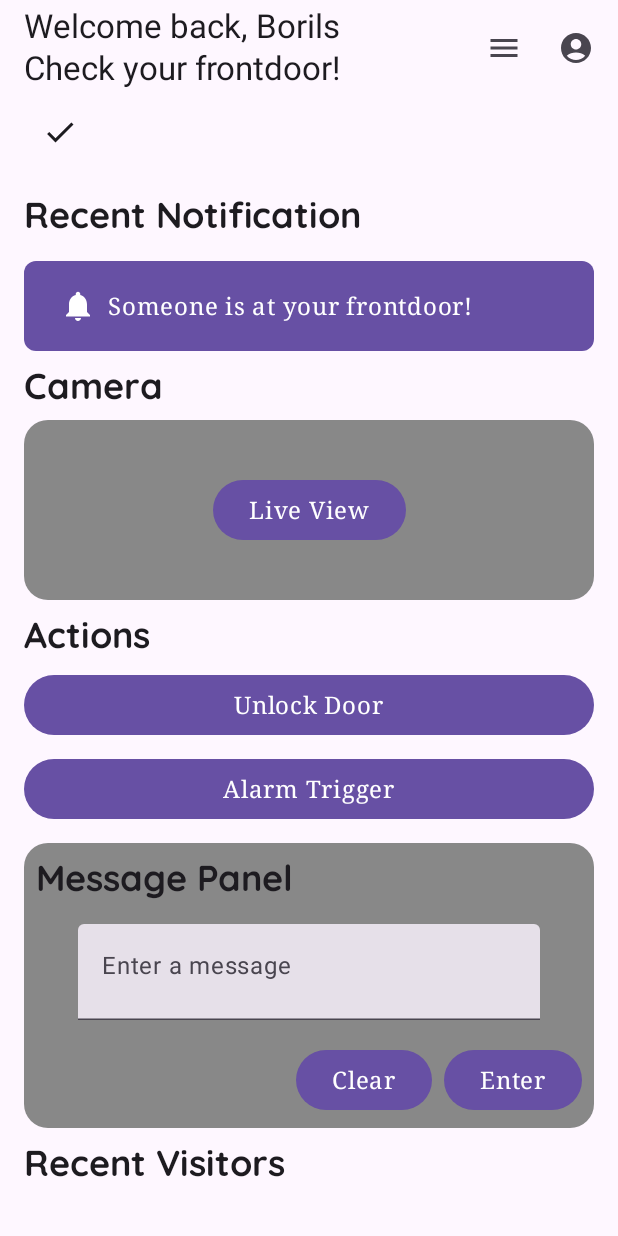
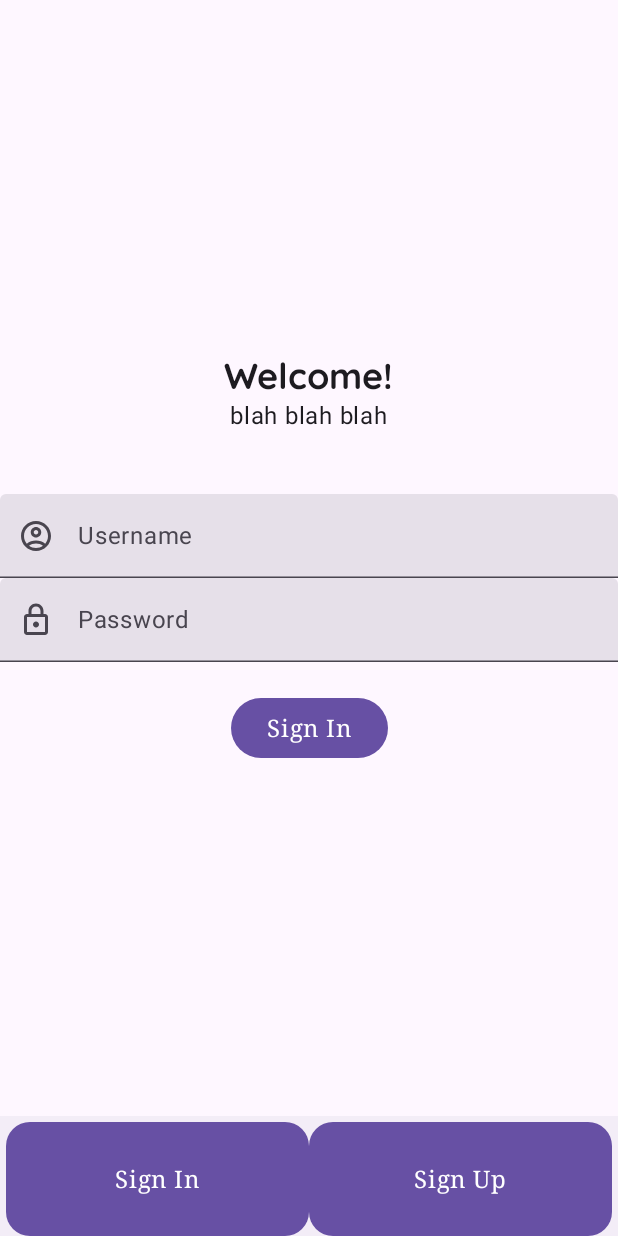
Before and after one commit to Laurennn123/smart-doorbell-mobile, an Android app built with Jetpack Compose: the screen it shows after launch (MainActivity), on a phone screen of 412 x 824 dp. Run offline under Robolectric (Android 15) with nearby library versions, the light colour scheme and no system bars.

Commit message:
draft ui login screen

```diff
--- a/app/src/main/java/com/example/mobileapp/SmartDoorbellScreen.kt
+++ b/app/src/main/java/com/example/mobileapp/SmartDoorbellScreen.kt
@@ -17,7 +17,6 @@ import androidx.compose.runtime.Composable
 import androidx.compose.runtime.collectAsState
 import androidx.compose.runtime.getValue
 import androidx.compose.runtime.mutableStateOf
-import androidx.compose.runtime.remember
 import androidx.compose.runtime.saveable.rememberSaveable
 import androidx.compose.runtime.setValue
 import androidx.compose.ui.Modifier
@@ -40,12 +39,15 @@ import com.example.mobileapp.ui.FaceEnrollmentAddOrView
 import com.example.mobileapp.ui.FaceEnrollmentScreen
 import com.example.mobileapp.ui.HomeScreen
 import com.example.mobileapp.ui.SettingsScreen
+import com.example.mobileapp.ui.appbar.LogAndSignInBottomBar
 import com.example.mobileapp.ui.components.IconAppBar
+import com.example.mobileapp.ui.login.LoginScreen
 
 
 enum class SmartDoorbellScreen {
     Home,
     Settings,
+    Login
 }
 
 enum class SettingsScreen {
@@ -66,19 +68,22 @@ fun SmartDoorbellApp(
 
     Scaffold(
         topBar = {
-            if (currentScreen == SmartDoorbellScreen.Home.name) {
-                HomeScreenAppBar()
-            } else {
-                BackAndUserAppBar(
-                    navigateUp = {
-                        if (currentScreen == "View Authorized" || currentScreen == "Add New") {
-                            navController.popBackStack(route = SmartDoorbellScreen.Settings.name, false)
-                        } else {
-                            navController.navigateUp()
-                        }
-                    }
-                )
-            }
+//            if (currentScreen == SmartDoorbellScreen.Home.name) {
+//                HomeScreenAppBar()
+//            } else {
+//                BackAndUserAppBar(
+//                    navigateUp = {
+//                        if (currentScreen == "View Authorized" || currentScreen == "Add New") {
+//                            navController.popBackStack(route = SmartDoorbellScreen.Settings.name, false)
+//                        } else {
+//                            navController.navigateUp()
+//                        }
+//                    }
+//                )
+//            }
+        },
+        bottomBar = {
+            LogAndSignInBottomBar()
         }
     ) { innerPadding ->
         val authorizeUiState by authorizedViewModel.uiState.collectAsState()
@@ -86,9 +91,12 @@ fun SmartDoorbellApp(
 
         NavHost(
             navController =  navController,
-            startDestination = SmartDoorbellScreen.Home.name,
+            startDestination = SmartDoorbellScreen.Login.name,
             modifier =  Modifier.padding(innerPadding)
         ) {
+            composable(route = SmartDoorbellScreen.Login.name) {
+                LoginScreen(modifier = Modifier.fillMaxSize())
+            }
 
             composable(route = SmartDoorbellScreen.Home.name) {
                 HomeScreen(
@@ -226,34 +234,3 @@ private fun HomeScreenAppBar(modifier: Modifier = Modifier) {
         modifier = modifier
     )
 }
-
-//@Composable
-//private fun FaceEnrollmentSelection(
-//    onClickAddNew: () -> Unit,
-//    onClickView: () -> Unit,
-//    modifier: Modifier = Modifier) {
-//    Row(
-//        horizontalArrangement = Arrangement.SpaceBetween,
-//        modifier = modifier
-//    ) {
-//        SimpleButton(
-//            onClick = onClickAddNew,
-//            nameOfButton = stringResource(R.string.add_new_authorized_person),
-//            shape = MaterialTheme.shapes.medium,
-//            modifier = Modifier
-//                .height(150.dp)
-//                .width(150.dp)
-//                .padding(start = 16.dp, top = 16.dp, bottom = 16.dp)
-//        )
-//        Spacer(modifier = Modifier.width(24.dp))
-//        SimpleButton(
-//            onClick = onClickView,
-//            nameOfButton = stringResource(R.string.view_authorized_list),
-//            shape = MaterialTheme.shapes.medium,
-//            modifier = Modifier
-//                .height(150.dp)
-//                .width(150.dp)
-//                .padding(end = 16.dp, top = 16.dp, bottom = 16.dp)
-//        )
-//    }
-//}
--- a/app/src/main/java/com/example/mobileapp/ui/FaceEnrollmentScreen.kt
+++ b/app/src/main/java/com/example/mobileapp/ui/FaceEnrollmentScreen.kt
@@ -14,6 +14,7 @@ import androidx.compose.foundation.layout.padding
 import androidx.compose.foundation.layout.size
 import androidx.compose.foundation.text.KeyboardOptions
 import androidx.compose.material.icons.Icons
+import androidx.compose.material.icons.filled.Autorenew
 import androidx.compose.material.icons.filled.Delete
 import androidx.compose.material.icons.filled.Refresh
 import androidx.compose.material3.Button
@@ -83,7 +84,7 @@ private fun DeleteAndResetButtonPic(modifier: Modifier = Modifier) {
             contentDescription = "Delete",
         )
         IconAppBar(
-            icon = Icons.Filled.Refresh,
+            icon = Icons.Filled.Autorenew,
             onClick = { },
             contentDescription = "Refresh",
         )
--- a/app/src/main/java/com/example/mobileapp/ui/SettingsScreen.kt
+++ b/app/src/main/java/com/example/mobileapp/ui/SettingsScreen.kt
@@ -15,6 +15,8 @@ import androidx.compose.material.icons.filled.Check
 import androidx.compose.material.icons.filled.Close
 import androidx.compose.material3.Button
 import androidx.compose.material3.Card
+import androidx.compose.material3.CardColors
+import androidx.compose.material3.CardDefaults
 import androidx.compose.material3.Icon
 import androidx.compose.material3.MaterialTheme
 import androidx.compose.material3.Surface
@@ -27,6 +29,7 @@ import androidx.compose.runtime.remember
 import androidx.compose.runtime.setValue
 import androidx.compose.ui.Alignment
 import androidx.compose.ui.Modifier
+import androidx.compose.ui.graphics.Color
 import androidx.compose.ui.res.dimensionResource
 import androidx.compose.ui.res.stringResource
 import androidx.compose.ui.unit.dp
@@ -109,13 +112,9 @@ fun FaceEnrollmentAddOrView(
             modifier = Modifier
                 .fillMaxWidth()
                 .height(225.dp),
-            shape = MaterialTheme.shapes.medium
+            shape = MaterialTheme.shapes.medium,
+            colors = CardDefaults.cardColors(containerColor = Color.Transparent)
         ) {
-            IconAppBar(
-                icon = Icons.Filled.Close,
-                onClick = onDismissRequest,
-                contentDescription = "Close",
-            )
             FaceEnrollmentSelection(
                 onClickAddNew = onClickAddNew,
                 onClickView = onClickView,
--- /dev/null
+++ b/app/src/main/java/com/example/mobileapp/ui/appbar/LogAndSignIn.kt
@@ -0,0 +1,48 @@
+package com.example.mobileapp.ui.appbar
+
+import androidx.compose.foundation.layout.Row
+import androidx.compose.foundation.layout.fillMaxHeight
+import androidx.compose.foundation.layout.fillMaxWidth
+import androidx.compose.material3.BottomAppBar
+import androidx.compose.material3.MaterialTheme
+import androidx.compose.material3.contentColorFor
+import androidx.compose.runtime.Composable
+import androidx.compose.ui.Modifier
+import androidx.compose.ui.graphics.Color
+import androidx.compose.ui.res.stringResource
+import com.example.mobileapp.R
+import com.example.mobileapp.ui.components.SimpleButton
+
+@Composable
+fun LogAndSignInBottomBar(modifier: Modifier = Modifier) {
+    BottomAppBar(
+        contentColor = contentColorFor(backgroundColor = Color.Transparent),
+        modifier = modifier
+    ) {
+        Row(
+            modifier = Modifier
+                .fillMaxWidth()
+                .weight(1f)
+        ) {
+            SimpleButton(
+                onClick = {},
+                nameOfButton = stringResource(R.string.sign_in),
+                shape = MaterialTheme.shapes.medium,
+                modifier = Modifier
+                    .weight(1f)
+                    .fillMaxHeight()
+                    .fillMaxWidth()
+            )
+            SimpleButton(
+                onClick = {},
+                nameOfButton = stringResource(R.string.sign_up),
+                shape = MaterialTheme.shapes.medium,
+                modifier = Modifier
+                    .weight(1f)
+                    .fillMaxHeight()
+                    .fillMaxWidth()
+            )
+        }
+
+    }
+}
--- a/app/src/main/java/com/example/mobileapp/ui/components/IconButtonAppBar.kt
+++ b/app/src/main/java/com/example/mobileapp/ui/components/IconButtonAppBar.kt
@@ -22,3 +22,13 @@ fun IconAppBar(
         )
     }
 }
+
+@Composable
+fun DefaultIcon(
+    icon: ImageVector,
+    nameOfIcon: String) {
+    Icon(
+        imageVector = icon,
+        contentDescription = nameOfIcon
+    )
+}
--- /dev/null
+++ b/app/src/main/java/com/example/mobileapp/ui/components/TextContainer.kt
@@ -0,0 +1,24 @@
+package com.example.mobileapp.ui.components
+
+import androidx.compose.foundation.layout.Column
+import androidx.compose.material3.MaterialTheme
+import androidx.compose.material3.Text
+import androidx.compose.runtime.Composable
+import androidx.compose.ui.Alignment
+import androidx.compose.ui.Modifier
+import androidx.compose.ui.res.stringResource
+import com.example.mobileapp.R
+
+@Composable
+fun WelcomeMessage(modifier: Modifier = Modifier) {
+    Column(
+        horizontalAlignment = Alignment.CenterHorizontally,
+        modifier = modifier,
+    ) {
+        Text(
+            text = stringResource(id = R.string.welcome),
+            style = MaterialTheme.typography.displayMedium
+        )
+        Text(text = "blah blah blah")
+    }
+}
--- /dev/null
+++ b/app/src/main/java/com/example/mobileapp/ui/components/TextField.kt
@@ -0,0 +1,33 @@
+package com.example.mobileapp.ui.components
+
+import androidx.compose.foundation.text.KeyboardOptions
+import androidx.compose.material3.Text
+import androidx.compose.material3.TextField
+import androidx.compose.material3.TextFieldColors
+import androidx.compose.runtime.Composable
+import androidx.compose.ui.Modifier
+import androidx.compose.ui.text.input.KeyboardType
+import androidx.compose.ui.text.input.VisualTransformation
+
+@Composable
+fun TextFieldWithIcon(
+    icon: @Composable () -> Unit,
+    label: String,
+    displayTyped: String,
+    userTyped: (String) -> Unit,
+    colors: TextFieldColors,
+    visualTransformation: VisualTransformation,
+    keyboardOptions: KeyboardOptions,
+    modifier: Modifier = Modifier) {
+    TextField(
+        value = displayTyped,
+        onValueChange = userTyped,
+        label = { Text(text = label) },
+        visualTransformation = visualTransformation,
+        keyboardOptions = keyboardOptions,
+        leadingIcon = icon,
+        modifier = modifier,
+        colors = colors,
+        singleLine = true
+    )
+}
--- /dev/null
+++ b/app/src/main/java/com/example/mobileapp/ui/login/LoginScreen.kt
@@ -0,0 +1,88 @@
+package com.example.mobileapp.ui.login
+
+import androidx.compose.foundation.layout.Arrangement
+import androidx.compose.foundation.layout.Column
+import androidx.compose.foundation.layout.Spacer
+import androidx.compose.foundation.layout.fillMaxWidth
+import androidx.compose.foundation.layout.height
+import androidx.compose.foundation.text.KeyboardOptions
+import androidx.compose.material.icons.Icons
+import androidx.compose.material.icons.filled.AccountCircle
+import androidx.compose.material.icons.outlined.AccountCircle
+import androidx.compose.material.icons.outlined.Lock
+import androidx.compose.material3.MaterialTheme
+import androidx.compose.material3.TextFieldColors
+import androidx.compose.material3.TextFieldDefaults
+import androidx.compose.runtime.Composable
+import androidx.compose.ui.Alignment
+import androidx.compose.ui.Modifier
+import androidx.compose.ui.graphics.Color
+import androidx.compose.ui.res.stringResource
+import androidx.compose.ui.text.input.KeyboardType
+import androidx.compose.ui.text.input.PasswordVisualTransformation
+import androidx.compose.ui.text.input.VisualTransformation
+import androidx.compose.ui.unit.dp
+import com.example.mobileapp.R
+import com.example.mobileapp.ui.components.DefaultIcon
+import com.example.mobileapp.ui.components.SimpleButton
+import com.example.mobileapp.ui.components.TextFieldWithIcon
+import com.example.mobileapp.ui.components.WelcomeMessage
+
+@Composable
+fun LoginScreen(modifier: Modifier = Modifier) {
+    Column(
+        verticalArrangement = Arrangement.Center,
+        horizontalAlignment = Alignment.CenterHorizontally,
+        modifier = modifier
+    ) {
+        WelcomeMessage()
+        Spacer(modifier = Modifier.height(40.dp))
+        Username()
+        Password()
+        Spacer(modifier = Modifier.height(20.dp))
+        SignIn()
+    }
+}
+
+@Composable
+private fun Username() {
+    TextFieldWithIcon(
+        icon = { DefaultIcon(
+            icon = Icons.Outlined.AccountCircle,
+            nameOfIcon = stringResource(R.string.username)) },
+        label = stringResource(R.string.username),
+        displayTyped = "",
+        userTyped = {},
+        colors = TextFieldDefaults.colors(Color.Transparent),
+        visualTransformation = VisualTransformation.None,
+        keyboardOptions = KeyboardOptions(keyboardType = KeyboardType.Text),
+        modifier = Modifier
+            .fillMaxWidth()
+    )
+}
+
+@Composable
+private fun Password() {
+    TextFieldWithIcon(
+        icon = { DefaultIcon(
+            icon = Icons.Outlined.Lock,
+            nameOfIcon = stringResource(R.string.password)) },
+        label = stringResource(R.string.password),
+        displayTyped = "",
+        userTyped = {},
+        colors = TextFieldDefaults.colors(Color.Transparent),
+        visualTransformation = PasswordVisualTransformation(),
+        keyboardOptions = KeyboardOptions(keyboardType = KeyboardType.Password),
+        modifier = Modifier
+            .fillMaxWidth()
+    )
+}
+
+@Composable
+private fun SignIn() {
+    SimpleButton(
+        onClick = {},
+        nameOfButton = stringResource(R.string.sign_in),
+        shape = MaterialTheme.shapes.extraLarge
+    )
+}
--- a/app/src/main/res/values/strings.xml
+++ b/app/src/main/res/values/strings.xml
@@ -29,4 +29,9 @@
     <string name="all_authorized_person">All Authorized Person</string>
     <string name="add_new_authorized_person">Add New Authorized Person</string>
     <string name="view_authorized_list">View Authorized List</string>
+    <string name="welcome">Welcome!</string>
+    <string name="username">Username</string>
+    <string name="password">Password</string>
+    <string name="sign_in">Sign In</string>
+    <string name="sign_up">Sign Up</string>
 </resources>
```
Also changed, not shown: 1 other file.
